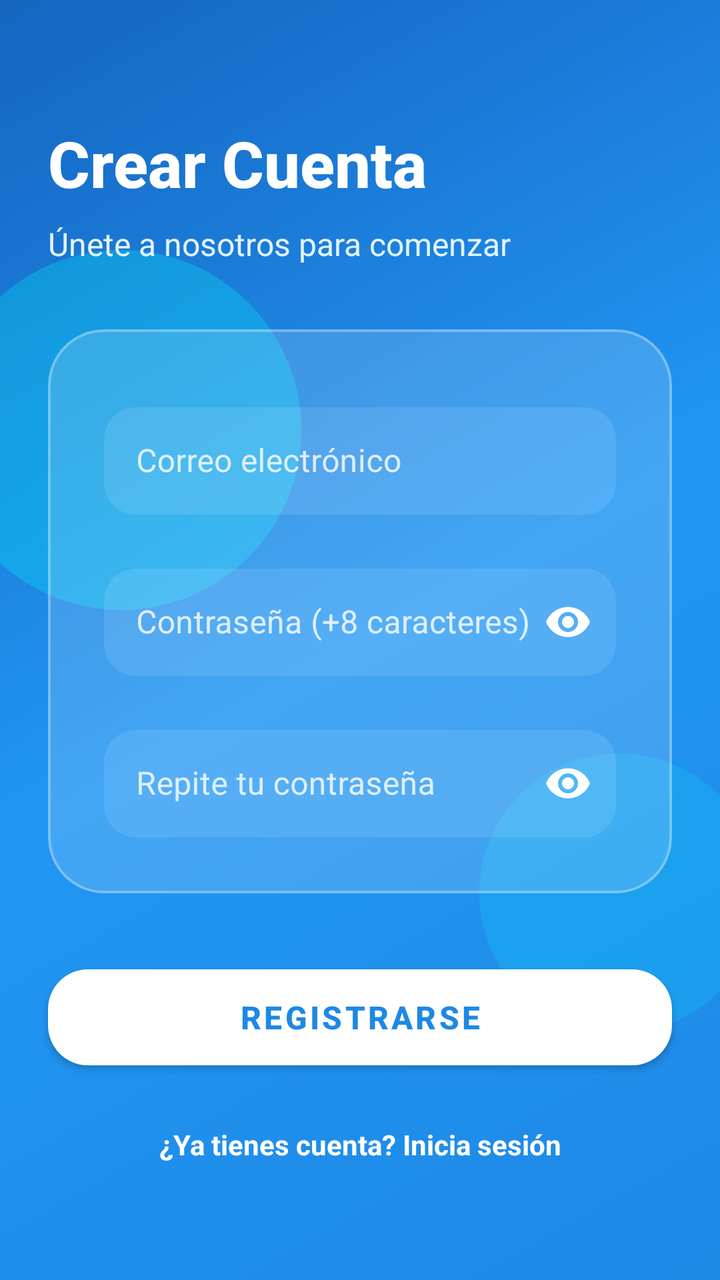
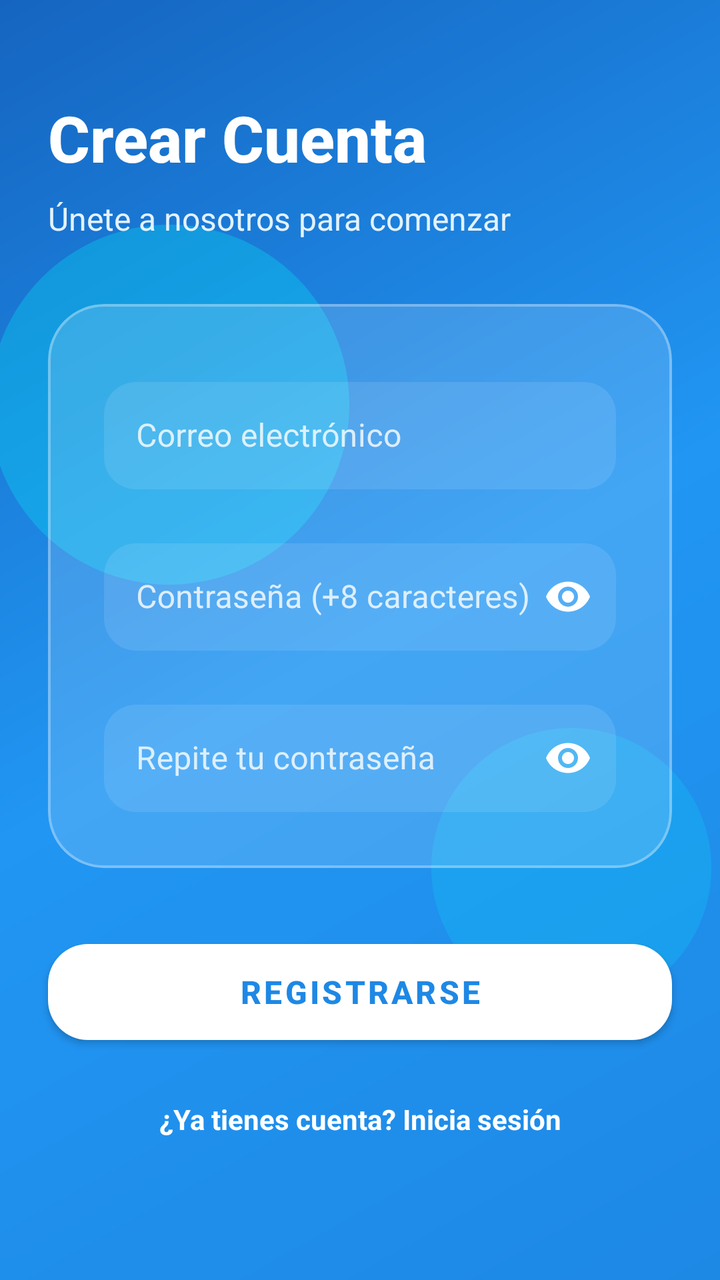

Screens rendered from an Android XML layout before and after an edit, with the pre-edit source and the edit as a unified diff.
<!-- AndroidManifest.xml: application theme Theme.AIASolutions -->
<!-- res/layout/activity_sign_in.xml -->
<?xml version="1.0" encoding="utf-8"?>
<androidx.constraintlayout.widget.ConstraintLayout xmlns:android="http://schemas.android.com/apk/res/android"
    xmlns:app="http://schemas.android.com/apk/res-auto"
    xmlns:tools="http://schemas.android.com/tools"
    android:id="@+id/main"
    android:layout_width="match_parent"
    android:layout_height="match_parent"
    android:background="@drawable/gradient_background"
    tools:context=".SignIn">

    <View
        android:id="@+id/glassDecoration1"
        android:layout_width="180dp"
        android:layout_height="180dp"
        android:layout_marginTop="-40dp"
        android:layout_marginStart="-30dp"
        android:background="@drawable/circle_accent"
        android:alpha="0.25"
        app:layout_constraintStart_toStartOf="parent"
        app:layout_constraintTop_toTopOf="@id/formCard" />

    <View
        android:id="@+id/glassDecoration2"
        android:layout_width="140dp"
        android:layout_height="140dp"
        android:layout_marginEnd="-20dp"
        android:background="@drawable/circle_accent"
        android:alpha="0.15"
        app:layout_constraintEnd_toEndOf="parent"
        app:layout_constraintBottom_toBottomOf="@id/formCard"
        app:layout_constraintTop_toBottomOf="@id/formCard" />

    <LinearLayout
        android:id="@+id/headerContainer"
        android:layout_width="0dp"
        android:layout_height="wrap_content"
        android:orientation="vertical"
        android:layout_marginTop="60dp"
        android:layout_marginStart="24dp"
        android:layout_marginEnd="24dp"
        app:layout_constraintStart_toStartOf="parent"
        app:layout_constraintEnd_toEndOf="parent"
        app:layout_constraintTop_toTopOf="parent">

        <TextView
            android:layout_width="match_parent"
            android:layout_height="wrap_content"
            android:text="Crear Cuenta"
            android:textSize="32sp"
            android:textStyle="bold"
            android:textColor="#FFFFFF"
            android:fontFamily="sans-serif-medium" />

        <TextView
            android:layout_width="match_parent"
            android:layout_height="wrap_content"
            android:text="Únete a nosotros para comenzar"
            android:textSize="16sp"
            android:textColor="#E3F2FD"
            android:layout_marginTop="8dp"
            android:fontFamily="sans-serif" />
    </LinearLayout>

    <com.google.android.material.card.MaterialCardView
        android:id="@+id/formCard"
        android:layout_width="0dp"
        android:layout_height="wrap_content"
        android:layout_marginStart="24dp"
        android:layout_marginEnd="24dp"
        android:layout_marginTop="32dp"
        app:cardCornerRadius="28dp"
        app:cardElevation="0dp"
        app:cardBackgroundColor="#26FFFFFF"
        app:strokeColor="#4DFFFFFF"
        app:strokeWidth="1.2dp"
        app:layout_constraintStart_toStartOf="parent"
        app:layout_constraintEnd_toEndOf="parent"
        app:layout_constraintTop_toBottomOf="@id/headerContainer">

        <LinearLayout
            android:layout_width="match_parent"
            android:layout_height="wrap_content"
            android:orientation="vertical"
            android:padding="28dp">

            <com.google.android.material.textfield.TextInputLayout
                android:id="@+id/emailRegisterLayout"
                android:layout_width="match_parent"
                android:layout_height="wrap_content"
                android:layout_marginBottom="16dp"
                android:textColorHint="#CCFFFFFF"
                app:hintTextColor="#FFFFFF"
                app:boxBackgroundMode="none">

                <com.google.android.material.textfield.TextInputEditText
                    android:id="@+id/etEmailRegister"
                    android:layout_width="match_parent"
                    android:layout_height="wrap_content"
                    android:background="@drawable/glass_input_background"
                    android:hint="Correo electrónico"
                    android:inputType="textEmailAddress"
                    android:padding="16dp"
                    android:textColor="#FFFFFF" />
            </com.google.android.material.textfield.TextInputLayout>

            <com.google.android.material.textfield.TextInputLayout
                android:id="@+id/passwordRegisterLayout"
                android:layout_width="match_parent"
                android:layout_height="wrap_content"
                android:layout_marginBottom="16dp"
                android:textColorHint="#CCFFFFFF"
                app:hintTextColor="#FFFFFF"
                app:passwordToggleEnabled="true"
                app:passwordToggleTint="#FFFFFF"
                app:boxBackgroundMode="none">

                <com.google.android.material.textfield.TextInputEditText
                    android:id="@+id/etPassRegister"
                    android:layout_width="match_parent"
                    android:layout_height="wrap_content"
                    android:background="@drawable/glass_input_background"
                    android:hint="Contraseña (+8 caracteres)"
                    android:inputType="textPassword"
                    android:padding="16dp"
                    android:textColor="#FFFFFF" />
            </com.google.android.material.textfield.TextInputLayout>

            <com.google.android.material.textfield.TextInputLayout
                android:id="@+id/passwordConfirmLayout"
                android:layout_width="match_parent"
                android:layout_height="wrap_content"
                android:textColorHint="#CCFFFFFF"
                app:hintTextColor="#FFFFFF"
                app:passwordToggleEnabled="true"
                app:passwordToggleTint="#FFFFFF"
                app:boxBackgroundMode="none">

                <com.google.android.material.textfield.TextInputEditText
                    android:id="@+id/etPassRegisterConfirm"
                    android:layout_width="match_parent"
                    android:layout_height="wrap_content"
                    android:background="@drawable/glass_input_background"
                    android:hint="Repite tu contraseña"
                    android:inputType="textPassword"
                    android:padding="16dp"
                    android:textColor="#FFFFFF" />
            </com.google.android.material.textfield.TextInputLayout>

        </LinearLayout>
    </com.google.android.material.card.MaterialCardView>

    <com.google.android.material.button.MaterialButton
        android:id="@+id/btnSignUp"
        android:layout_width="0dp"
        android:layout_height="60dp"
        android:layout_marginStart="24dp"
        android:layout_marginEnd="24dp"
        android:layout_marginTop="32dp"
        android:text="REGISTRARSE"
        android:textSize="16sp"
        android:textStyle="bold"
        app:cornerRadius="20dp"
        app:backgroundTint="#FFFFFF"
        android:textColor="#1E88E5"
        app:layout_constraintStart_toStartOf="parent"
        app:layout_constraintEnd_toEndOf="parent"
        app:layout_constraintTop_toBottomOf="@id/formCard" />

    <ProgressBar
        android:id="@+id/progressBarSignIn"
        android:layout_width="wrap_content"
        android:layout_height="wrap_content"
        android:visibility="gone"
        android:indeterminateTint="#FFFFFF"
        app:layout_constraintBottom_toBottomOf="parent"
        app:layout_constraintEnd_toEndOf="parent"
        app:layout_constraintStart_toStartOf="parent"
        app:layout_constraintTop_toTopOf="parent" />

    <TextView
        android:id="@+id/tvBackToLogin"
        android:layout_width="wrap_content"
        android:layout_height="wrap_content"
        android:text="¿Ya tienes cuenta? Inicia sesión"
        android:textColor="#FFFFFF"
        android:textSize="14sp"
        android:textStyle="bold"
        android:layout_marginTop="24dp"
        android:paddingBottom="24dp"
        app:layout_constraintEnd_toEndOf="parent"
        app:layout_constraintStart_toStartOf="parent"
        app:layout_constraintTop_toBottomOf="@id/btnSignUp" />

</androidx.constraintlayout.widget.ConstraintLayout>
<!-- resources referenced by this layout -->
<resources>
  <!-- drawable circle_accent (drawable) -->
  <?xml version="1.0" encoding="utf-8"?>
  <shape xmlns:android="http://schemas.android.com/apk/res/android"
      android:shape="oval">
      <solid android:color="#00FFFF" />
  </shape>
  <!-- drawable glass_input_background (drawable) -->
  <?xml version="1.0" encoding="utf-8"?>
  <shape xmlns:android="http://schemas.android.com/apk/res/android"
      android:shape="rectangle">
      <solid android:color="#1AFFFFFF" />
      <corners android:radius="16dp" />
  </shape>
  <!-- drawable gradient_background (drawable) -->
  <?xml version="1.0" encoding="utf-8"?>
  <shape xmlns:android="http://schemas.android.com/apk/res/android"
      android:shape="rectangle">
      <gradient
          android:angle="135"
          android:startColor="#1E88E5"
          android:centerColor="#2196F3"
          android:endColor="#1565C0"
          android:type="linear"
          android:useLevel="false" />
  </shape>
  <style name="Theme.AIASolutions" parent="Base.Theme.AIASolutions" />
  <style name="Base.Theme.AIASolutions" parent="Theme.MaterialComponents.DayNight.NoActionBar">
          
      </style>
</resources>

<!-- the commit's change to res/layout/activity_sign_in.xml (unified diff, before → after) -->
@@ -8,187 +8,213 @@
     android:background="@drawable/gradient_background"
     tools:context=".SignIn">
 
-    <View
-        android:id="@+id/glassDecoration1"
-        android:layout_width="180dp"
-        android:layout_height="180dp"
-        android:layout_marginTop="-40dp"
-        android:layout_marginStart="-30dp"
-        android:background="@drawable/circle_accent"
-        android:alpha="0.25"
-        app:layout_constraintStart_toStartOf="parent"
-        app:layout_constraintTop_toTopOf="@id/formCard" />
-
-    <View
-        android:id="@+id/glassDecoration2"
-        android:layout_width="140dp"
-        android:layout_height="140dp"
-        android:layout_marginEnd="-20dp"
-        android:background="@drawable/circle_accent"
-        android:alpha="0.15"
-        app:layout_constraintEnd_toEndOf="parent"
-        app:layout_constraintBottom_toBottomOf="@id/formCard"
-        app:layout_constraintTop_toBottomOf="@id/formCard" />
-
-    <LinearLayout
-        android:id="@+id/headerContainer"
-        android:layout_width="0dp"
-        android:layout_height="wrap_content"
-        android:orientation="vertical"
-        android:layout_marginTop="60dp"
-        android:layout_marginStart="24dp"
-        android:layout_marginEnd="24dp"
-        app:layout_constraintStart_toStartOf="parent"
-        app:layout_constraintEnd_toEndOf="parent"
+    <ScrollView
+        android:layout_width="match_parent"
+        android:layout_height="0dp"
+        android:fillViewport="true"
+        android:scrollbars="none"
+        app:layout_constraintBottom_toBottomOf="parent"
         app:layout_constraintTop_toTopOf="parent">
 
-        <TextView
+        <androidx.constraintlayout.widget.ConstraintLayout
             android:layout_width="match_parent"
             android:layout_height="wrap_content"
-            android:text="Crear Cuenta"
-            android:textSize="32sp"
-            android:textStyle="bold"
-            android:textColor="#FFFFFF"
-            android:fontFamily="sans-serif-medium" />
-
-        <TextView
-            android:layout_width="match_parent"
-            android:layout_height="wrap_content"
-            android:text="Únete a nosotros para comenzar"
-            android:textSize="16sp"
-            android:textColor="#E3F2FD"
-            android:layout_marginTop="8dp"
-            android:fontFamily="sans-serif" />
-    </LinearLayout>
-
-    <com.google.android.material.card.MaterialCardView
-        android:id="@+id/formCard"
-        android:layout_width="0dp"
-        android:layout_height="wrap_content"
-        android:layout_marginStart="24dp"
-        android:layout_marginEnd="24dp"
-        android:layout_marginTop="32dp"
-        app:cardCornerRadius="28dp"
-        app:cardElevation="0dp"
-        app:cardBackgroundColor="#26FFFFFF"
-        app:strokeColor="#4DFFFFFF"
-        app:strokeWidth="1.2dp"
-        app:layout_constraintStart_toStartOf="parent"
-        app:layout_constraintEnd_toEndOf="parent"
-        app:layout_constraintTop_toBottomOf="@id/headerContainer">
-
-        <LinearLayout
-            android:layout_width="match_parent"
-            android:layout_height="wrap_content"
-            android:orientation="vertical"
-            android:padding="28dp">
-
-            <com.google.android.material.textfield.TextInputLayout
-                android:id="@+id/emailRegisterLayout"
-                android:layout_width="match_parent"
+            android:paddingBottom="40dp">
+
+            
+            <View
+                android:id="@+id/glassDecoration1"
+                android:layout_width="180dp"
+                android:layout_height="180dp"
+                android:layout_marginTop="-40dp"
+                android:layout_marginStart="-30dp"
+                android:alpha="0.25"
+                android:background="@drawable/circle_accent"
+                app:layout_constraintStart_toStartOf="@id/formCard"
+                app:layout_constraintTop_toTopOf="@id/formCard" />
+
+            <View
+                android:id="@+id/glassDecoration2"
+                android:layout_width="140dp"
+                android:layout_height="140dp"
+                android:layout_marginEnd="-20dp"
+                android:alpha="0.15"
+                android:background="@drawable/circle_accent"
+                app:layout_constraintBottom_toBottomOf="@id/formCard"
+                app:layout_constraintEnd_toEndOf="@id/formCard"
+                app:layout_constraintTop_toBottomOf="@id/formCard" />
+
+            
+            <LinearLayout
+                android:id="@+id/headerContainer"
+                android:layout_width="0dp"
                 android:layout_height="wrap_content"
-                android:layout_marginBottom="16dp"
-                android:textColorHint="#CCFFFFFF"
-                app:hintTextColor="#FFFFFF"
-                app:boxBackgroundMode="none">
-
-                <com.google.android.material.textfield.TextInputEditText
-                    android:id="@+id/etEmailRegister"
+                android:layout_marginStart="24dp"
+                android:layout_marginEnd="24dp"
+                android:layout_marginTop="40dp"
+                android:orientation="vertical"
+                app:layout_constraintBottom_toTopOf="@+id/formCard"
+                app:layout_constraintEnd_toEndOf="parent"
+                app:layout_constraintStart_toStartOf="parent"
+                app:layout_constraintTop_toTopOf="parent"
+                app:layout_constraintVertical_chainStyle="packed">
+
+                <TextView
                     android:layout_width="match_parent"
                     android:layout_height="wrap_content"
-                    android:background="@drawable/glass_input_background"
-                    android:hint="Correo electrónico"
-                    android:inputType="textEmailAddress"
-                    android:padding="16dp"
-                    android:textColor="#FFFFFF" />
-            </com.google.android.material.textfield.TextInputLayout>
-
-            <com.google.android.material.textfield.TextInputLayout
-                android:id="@+id/passwordRegisterLayout"
-                android:layout_width="match_parent"
-                android:layout_height="wrap_content"
-                android:layout_marginBottom="16dp"
-                android:textColorHint="#CCFFFFFF"
-                app:hintTextColor="#FFFFFF"
-                app:passwordToggleEnabled="true"
-                app:passwordToggleTint="#FFFFFF"
-                app:boxBackgroundMode="none">
-
-                <com.google.android.material.textfield.TextInputEditText
-                    android:id="@+id/etPassRegister"
+                    android:fontFamily="sans-serif-medium"
+                    android:text="Crear Cuenta"
+                    android:textColor="#FFFFFF"
+                    android:textSize="32sp"
+                    android:textStyle="bold" />
+
+                <TextView
                     android:layout_width="match_parent"
                     android:layout_height="wrap_content"
-                    android:background="@drawable/glass_input_background"
-                    android:hint="Contraseña (+8 caracteres)"
-                    android:inputType="textPassword"
-                    android:padding="16dp"
-                    android:textColor="#FFFFFF" />
-            </com.google.android.material.textfield.TextInputLayout>
-
-            <com.google.android.material.textfield.TextInputLayout
-                android:id="@+id/passwordConfirmLayout"
-                android:layout_width="match_parent"
+                    android:layout_marginTop="8dp"
+                    android:fontFamily="sans-serif"
+                    android:text="Únete a nosotros para comenzar"
+                    android:textColor="#E3F2FD"
+                    android:textSize="16sp" />
+            </LinearLayout>
+
+            
+            <com.google.android.material.card.MaterialCardView
+                android:id="@+id/formCard"
+                android:layout_width="0dp"
                 android:layout_height="wrap_content"
-                android:textColorHint="#CCFFFFFF"
-                app:hintTextColor="#FFFFFF"
-                app:passwordToggleEnabled="true"
-                app:passwordToggleTint="#FFFFFF"
-                app:boxBackgroundMode="none">
-
-                <com.google.android.material.textfield.TextInputEditText
-                    android:id="@+id/etPassRegisterConfirm"
+                android:layout_marginStart="24dp"
+                android:layout_marginEnd="24dp"
+                android:layout_marginTop="32dp"
+                app:cardBackgroundColor="#26FFFFFF"
+                app:cardCornerRadius="28dp"
+                app:cardElevation="0dp"
+                app:layout_constraintBottom_toTopOf="@+id/btnSignUp"
+                app:layout_constraintEnd_toEndOf="parent"
+                app:layout_constraintStart_toStartOf="parent"
+                app:layout_constraintTop_toBottomOf="@id/headerContainer"
+                app:strokeColor="#4DFFFFFF"
+                app:strokeWidth="1.2dp">
+
+                <LinearLayout
                     android:layout_width="match_parent"
                     android:layout_height="wrap_content"
-                    android:background="@drawable/glass_input_background"
-                    android:hint="Repite tu contraseña"
-                    android:inputType="textPassword"
-                    android:padding="16dp"
-                    android:textColor="#FFFFFF" />
-            </com.google.android.material.textfield.TextInputLayout>
-
-        </LinearLayout>
-    </com.google.android.material.card.MaterialCardView>
-
-    <com.google.android.material.button.MaterialButton
-        android:id="@+id/btnSignUp"
-        android:layout_width="0dp"
-        android:layout_height="60dp"
-        android:layout_marginStart="24dp"
-        android:layout_marginEnd="24dp"
-        android:layout_marginTop="32dp"
-        android:text="REGISTRARSE"
-        android:textSize="16sp"
-        android:textStyle="bold"
-        app:cornerRadius="20dp"
-        app:backgroundTint="#FFFFFF"
-        android:textColor="#1E88E5"
-        app:layout_constraintStart_toStartOf="parent"
-        app:layout_constraintEnd_toEndOf="parent"
-        app:layout_constraintTop_toBottomOf="@id/formCard" />
+                    android:orientation="vertical"
+                    android:padding="28dp">
+
+                    <com.google.android.material.textfield.TextInputLayout
+                        android:id="@+id/emailRegisterLayout"
+                        android:layout_width="match_parent"
+                        android:layout_height="wrap_content"
+                        android:layout_marginBottom="16dp"
+                        android:textColorHint="#CCFFFFFF"
+                        app:boxBackgroundMode="none"
+                        app:hintTextColor="#FFFFFF">
+
+                        <com.google.android.material.textfield.TextInputEditText
+                            android:id="@+id/etEmailRegister"
+                            android:layout_width="match_parent"
+                            android:layout_height="wrap_content"
+                            android:background="@drawable/glass_input_background"
+                            android:hint="Correo electrónico"
+                            android:inputType="textEmailAddress"
+                            android:padding="16dp"
+                            android:textColor="#FFFFFF" />
+                    </com.google.android.material.textfield.TextInputLayout>
+
+                    <com.google.android.material.textfield.TextInputLayout
+                        android:id="@+id/passwordRegisterLayout"
+                        android:layout_width="match_parent"
+                        android:layout_height="wrap_content"
+                        android:layout_marginBottom="16dp"
+                        android:textColorHint="#CCFFFFFF"
+                        app:boxBackgroundMode="none"
+                        app:hintTextColor="#FFFFFF"
+                        app:passwordToggleEnabled="true"
+                        app:passwordToggleTint="#FFFFFF">
+
+                        <com.google.android.material.textfield.TextInputEditText
+                            android:id="@+id/etPassRegister"
+                            android:layout_width="match_parent"
+                            android:layout_height="wrap_content"
+                            android:background="@drawable/glass_input_background"
+                            android:hint="Contraseña (+8 caracteres)"
+                            android:inputType="textPassword"
+                            android:padding="16dp"
+                            android:textColor="#FFFFFF" />
+                    </com.google.android.material.textfield.TextInputLayout>
+
+                    <com.google.android.material.textfield.TextInputLayout
+                        android:id="@+id/passwordConfirmLayout"
+                        android:layout_width="match_parent"
+                        android:layout_height="wrap_content"
+                        android:textColorHint="#CCFFFFFF"
+                        app:boxBackgroundMode="none"
+                        app:hintTextColor="#FFFFFF"
+                        app:passwordToggleEnabled="true"
+                        app:passwordToggleTint="#FFFFFF">
+
+                        <com.google.android.material.textfield.TextInputEditText
+                            android:id="@+id/etPassRegisterConfirm"
+                            android:layout_width="match_parent"
+                            android:layout_height="wrap_content"
+                            android:background="@drawable/glass_input_background"
+                            android:hint="Repite tu contraseña"
+                            android:inputType="textPassword"
+                            android:padding="16dp"
+                            android:textColor="#FFFFFF" />
+                    </com.google.android.material.textfield.TextInputLayout>
+
+                </LinearLayout>
+            </com.google.android.material.card.MaterialCardView>
+
+            
+            <com.google.android.material.button.MaterialButton
+                android:id="@+id/btnSignUp"
+                android:layout_width="0dp"
+                android:layout_height="60dp"
+                android:layout_marginStart="24dp"
+                android:layout_marginEnd="24dp"
+                android:layout_marginTop="32dp"
+                android:text="REGISTRARSE"
+                android:textSize="16sp"
+                android:textStyle="bold"
+                app:backgroundTint="#FFFFFF"
+                app:cornerRadius="20dp"
+                app:layout_constraintBottom_toTopOf="@+id/tvBackToLogin"
+                app:layout_constraintEnd_toEndOf="parent"
+                app:layout_constraintStart_toStartOf="parent"
+                app:layout_constraintTop_toBottomOf="@id/formCard"
+                android:textColor="#1E88E5" />
+
+            
+            <TextView
+                android:id="@+id/tvBackToLogin"
+                android:layout_width="wrap_content"
+                android:layout_height="wrap_content"
+                android:layout_marginTop="24dp"
+                android:paddingBottom="24dp"
+                android:text="¿Ya tienes cuenta? Inicia sesión"
+                android:textColor="#FFFFFF"
+                android:textSize="14sp"
+                android:textStyle="bold"
+                app:layout_constraintBottom_toBottomOf="parent"
+                app:layout_constraintEnd_toEndOf="parent"
+                app:layout_constraintStart_toStartOf="parent"
+                app:layout_constraintTop_toBottomOf="@id/btnSignUp" />
+
+        </androidx.constraintlayout.widget.ConstraintLayout>
+    </ScrollView>
 
     <ProgressBar
         android:id="@+id/progressBarSignIn"
         android:layout_width="wrap_content"
         android:layout_height="wrap_content"
+        android:indeterminateTint="#FFFFFF"
         android:visibility="gone"
-        android:indeterminateTint="#FFFFFF"
         app:layout_constraintBottom_toBottomOf="parent"
         app:layout_constraintEnd_toEndOf="parent"
         app:layout_constraintStart_toStartOf="parent"
         app:layout_constraintTop_toTopOf="parent" />
 
-    <TextView
-        android:id="@+id/tvBackToLogin"
-        android:layout_width="wrap_content"
-        android:layout_height="wrap_content"
-        android:text="¿Ya tienes cuenta? Inicia sesión"
-        android:textColor="#FFFFFF"
-        android:textSize="14sp"
-        android:textStyle="bold"
-        android:layout_marginTop="24dp"
-        android:paddingBottom="24dp"
-        app:layout_constraintEnd_toEndOf="parent"
-        app:layout_constraintStart_toStartOf="parent"
-        app:layout_constraintTop_toBottomOf="@id/btnSignUp" />
-
 </androidx.constraintlayout.widget.ConstraintLayout>
